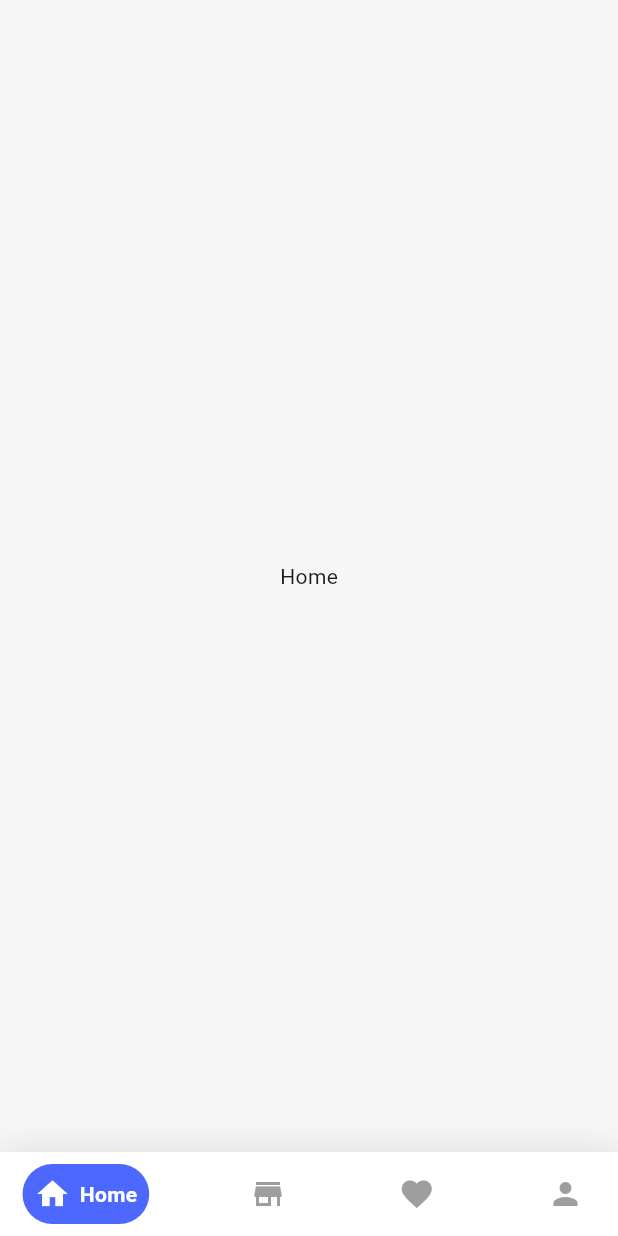
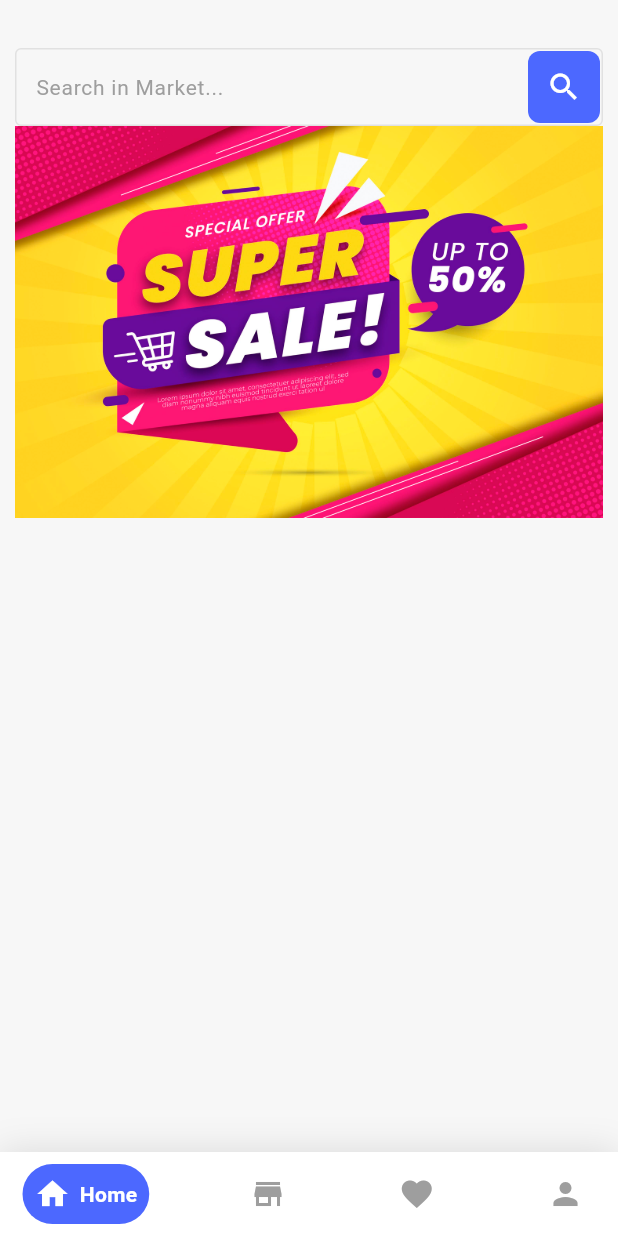
Before and after one commit to Siamoo/My_Market, a Flutter app: the screen it shows after launch, on a phone screen of 412 x 824 dp. Run offline on Flutter 3.47's test engine with Material 3 defaults, Android fonts, the phone set to English and light mode, and no system bars; drawn by our look-alikes of google_nav_bar; our stand-ins replace flutter_bloc.

Commit message:
Add search in home view

```diff
--- a/lib/views/home/home_view.dart
+++ b/lib/views/home/home_view.dart
@@ -0,0 +1,11 @@
+import 'package:e_commerce/views/home/widgets/home_view_body.dart';
+import 'package:flutter/material.dart';
+
+class HomeView extends StatelessWidget {
+  const HomeView({super.key});
+
+  @override
+  Widget build(BuildContext context) {
+    return const HomeViewBody();
+  }
+}
--- /dev/null
+++ b/lib/views/home/widgets/custom_serach_text_form_field.dart
@@ -0,0 +1,54 @@
+import 'package:e_commerce/core/app_colors.dart';
+import 'package:flutter/material.dart';
+
+class CustomSearchTextFormField extends StatelessWidget {
+  const CustomSearchTextFormField({super.key});
+
+  @override
+  Widget build(BuildContext context) {
+    final TextEditingController searchController = TextEditingController();
+
+    return TextFormField(
+      controller: searchController,
+      decoration: InputDecoration(
+        labelText: 'Search in Market...',
+        labelStyle: const TextStyle(fontSize: 14, color: AppColors.kGreyColor),
+        border: const OutlineInputBorder(
+          borderSide: BorderSide(color: AppColors.kBordersideColor),
+        ),
+        enabledBorder: const OutlineInputBorder(
+          borderSide: BorderSide(color: AppColors.kBordersideColor),
+        ),
+        focusedBorder: const OutlineInputBorder(
+          borderSide: BorderSide(color: AppColors.kBordersideColor),
+        ),
+        contentPadding: const EdgeInsets.symmetric(
+          vertical: 10,
+          horizontal: 10,
+        ),
+        suffixIcon: Padding(
+          padding: const EdgeInsets.all(2.0),
+          child: Container(
+            decoration: BoxDecoration(
+              borderRadius: BorderRadius.circular(8),
+              color: AppColors.kPrimaryColor,
+            ),
+            child: IconButton(
+              onPressed: () {},
+              icon: Icon(Icons.search),
+              color: AppColors.kWhiteColor,
+            ),
+          ),
+        ),
+      ),
+
+      keyboardType: TextInputType.webSearch,
+      validator: (value) {
+        if (value == null || value.isEmpty) {
+          return 'Please enter product Name';
+        }
+        return null;
+      },
+    );
+  }
+}
--- /dev/null
+++ b/lib/views/home/widgets/home_view_body.dart
@@ -0,0 +1,19 @@
+import 'package:e_commerce/views/home/widgets/custom_serach_text_form_field.dart';
+import 'package:flutter/material.dart';
+
+class HomeViewBody extends StatelessWidget {
+  const HomeViewBody({super.key});
+
+  @override
+  Widget build(BuildContext context) {
+    return Padding(
+      padding: const EdgeInsets.symmetric(horizontal: 10, vertical: 32),
+      child: Column(
+        children: [
+          CustomSearchTextFormField(),
+          Image.asset('assets/images/5694129.jpg')
+        ],
+      ),
+    );
+  }
+}
--- a/lib/views/nav_bar/ui/widgets/main_home_view_body.dart
+++ b/lib/views/nav_bar/ui/widgets/main_home_view_body.dart
@@ -1,17 +1,18 @@
 import 'package:e_commerce/core/app_colors.dart';
+import 'package:e_commerce/views/home/home_view.dart';
 import 'package:e_commerce/views/nav_bar/logic/navigation_cubit.dart';
 import 'package:flutter/material.dart';
 import 'package:flutter_bloc/flutter_bloc.dart';
 import 'package:google_nav_bar/google_nav_bar.dart';
 
 class MainHomeViewBody extends StatelessWidget {
-  const MainHomeViewBody({super.key});
+  MainHomeViewBody({super.key});
 
-  final List<Widget> screens = const [
-    Center(child: Text("Home")),
-    Center(child: Text("Search")),
-    Center(child: Text("Profile")),
-    Center(child: Text("Profile")),
+  final List<Widget> screens = [
+    HomeView(),
+    const Center(child: Text("Search")),
+    const Center(child: Text("Profile")),
+    const Center(child: Text("Profile")),
   ];
 
   @override
--- a/pubspec.yaml
+++ b/pubspec.yaml
@@ -48,9 +48,8 @@ flutter:
   # the material Icons class.
   uses-material-design: true
   # To add assets to your application, add an assets section, like this:
-  # assets:
-  #   - images/a_dot_burr.jpeg
-  #   - images/a_dot_ham.jpeg
+  assets:
+    - assets/images/
   # An image asset can refer to one or more resolution-specific "variants", see
   # https://flutter.dev/to/resolution-aware-images
   # For details regarding adding assets from package dependencies, see
```
Also changed, not shown: assets/images/5694129.jpg (added).
